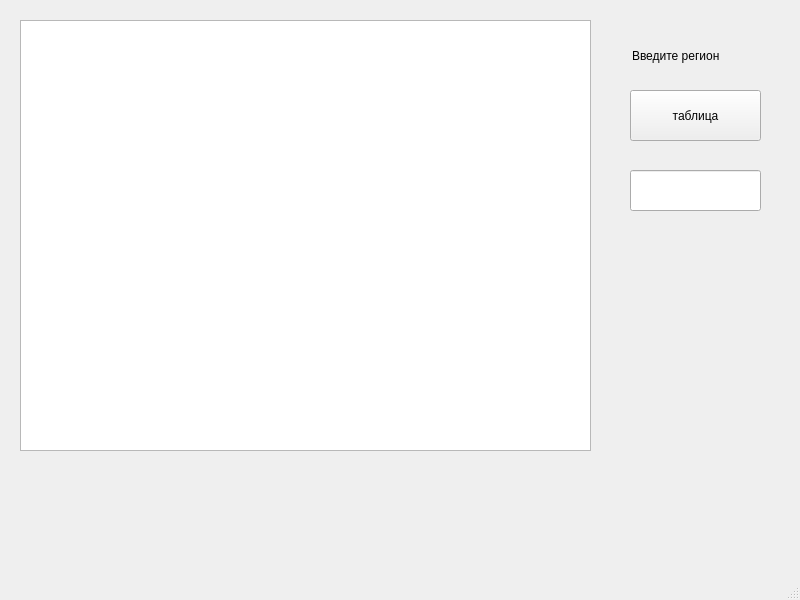
First picture: the form in mainwindow.ui, repository sneryme/region2, before the edit.
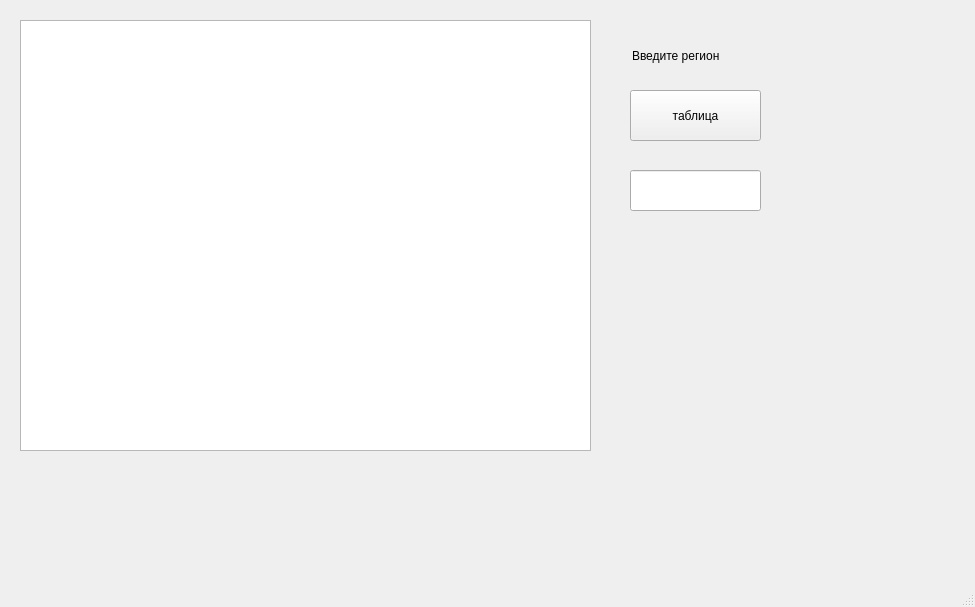
Second picture: the form after the edit.

Commit message: изменение высоты и ширены

What changed in the file:
```diff
--- a/mainwindow.ui
+++ b/mainwindow.ui
@@ -6,8 +6,8 @@
    <rect>
     <x>0</x>
     <y>0</y>
-    <width>800</width>
-    <height>600</height>
+    <width>975</width>
+    <height>607</height>
    </rect>
   </property>
   <property name="windowTitle">
```
